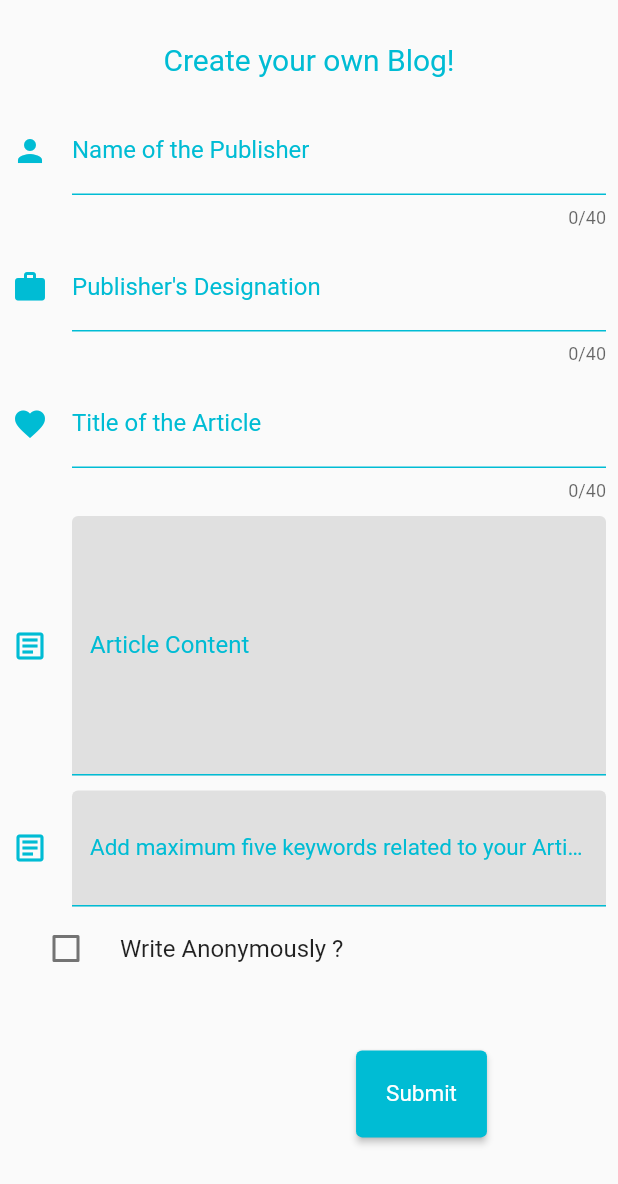
After one commit to KavyaKandhway/CoviCare, a Flutter app: the BlogForm screen opened directly, on a phone screen of 412 x 824 dp. The commit adds this screen. Shown: the top 1184 px of the screen. Run offline on Flutter 3.47's test engine with Material 2 defaults, Android fonts, the phone set to English and light mode, and no system bars; our stand-ins replace firebase_auth, firebase_core, google_sign_in; accounts and stored records are empty.

Commit message:
Blog Form

```diff
--- a/lib/screens/blogExtension.dart
+++ b/lib/screens/blogExtension.dart
@@ -1,6 +1,5 @@
 import 'dart:ui';
 
-import 'package:covicare/screens/medicine.dart';
 import 'package:flutter/material.dart';
 
 class BlogExtend extends StatefulWidget {
--- /dev/null
+++ b/lib/screens/blogForm.dart
@@ -0,0 +1,207 @@
+import 'package:flutter/cupertino.dart';
+import 'package:flutter/material.dart';
+
+class BlogForm extends StatefulWidget {
+  @override
+  _BlogFormState createState() => _BlogFormState();
+}
+
+class _BlogFormState extends State<BlogForm> {
+
+  final _blogFormKey = GlobalKey<FormState>();
+
+  TextEditingController name = TextEditingController();
+  TextEditingController designation = TextEditingController();
+  TextEditingController title = TextEditingController();
+  TextEditingController content = TextEditingController();
+  TextEditingController tags = TextEditingController();
+  String anoy="";
+  bool fame=false;
+
+  @override
+  Widget build(BuildContext context) {
+    return SafeArea(
+      child: Scaffold(
+        body: SingleChildScrollView(
+          scrollDirection: Axis.vertical,
+          child: Padding(
+            padding: const EdgeInsets.all(8.0),
+            child: Column(
+              children: [
+                SizedBox(
+                  height: 20.0,
+                ),
+                Text(
+                  "Create your own Blog!",
+                  textAlign: TextAlign.center,
+                  style: TextStyle(fontSize: 20, color: Colors.cyan),
+                ),
+                SizedBox(
+                  height: 20.0,
+                ),
+                //Name Field
+
+                TextFormField(
+                  controller: name,
+                  maxLength: 40,
+                  decoration: InputDecoration(
+                    icon: Icon(Icons.person, color: Colors.cyan,),
+                    labelText: 'Name of the Publisher',
+                    labelStyle: TextStyle(
+                      color: Colors.cyan,
+                    ),
+
+                    //DesignationField
+
+                    enabledBorder: UnderlineInputBorder(
+                      borderSide: BorderSide(color: Colors.cyan),
+                    ),
+                    focusedBorder:OutlineInputBorder(
+                      borderRadius: BorderRadius.all(Radius.circular(10)),
+                      borderSide: BorderSide(color: Colors.cyan, width: 3.0),
+                    ),
+                  ),
+                ),
+                SizedBox(
+                  height: 10.0,
+                ),
+
+                // Designation Field
+
+                TextFormField(
+                  controller: designation,
+                  maxLength: 40,
+                  decoration: InputDecoration(
+                    icon: Icon(Icons.work, color: Colors.cyan,),
+                    labelText: "Publisher's Designation",
+                    labelStyle: TextStyle(
+                      color: Colors.cyan,
+                    ),
+
+                    enabledBorder: UnderlineInputBorder(
+                      borderSide: BorderSide(color: Colors.cyan),
+                    ),
+                    focusedBorder:OutlineInputBorder(
+                      borderRadius: BorderRadius.all(Radius.circular(10)),
+                      borderSide: BorderSide(color: Colors.cyan, width: 3.0),
+                    ),
+                  ),
+                ),
+                SizedBox(
+                  height: 10.0,
+                ),
+
+                // Title field
+
+                TextFormField(
+                  controller: title,
+                  maxLength: 40,
+
+                  decoration: InputDecoration(
+                    icon: Icon(Icons.favorite, color: Colors.cyan),
+                    labelText: 'Title of the Article',
+                    labelStyle: TextStyle(
+                      color: Colors.cyan,
+                    ),
+
+                    enabledBorder: UnderlineInputBorder(
+                      borderSide: BorderSide(color: Colors.cyan),
+                    ),
+                    focusedBorder:OutlineInputBorder(
+                      borderRadius: BorderRadius.all(Radius.circular(10)),
+                      borderSide: BorderSide(color: Colors.cyan, width: 3.0),
+                    ),
+                  ),
+                ),
+                SizedBox(
+                  height: 10.0,
+                ),
+
+              //  Content Field
+
+                TextFormField(
+                  controller: content,
+                  keyboardType: TextInputType.multiline,
+                  minLines: 7,
+                  maxLines: 10,
+                  decoration: InputDecoration(
+                    icon: Icon(Icons.article_outlined, color: Colors.cyan),
+                    fillColor: Colors.grey[300],
+                    filled: true,
+                    labelText: 'Article Content',
+                    labelStyle: TextStyle(
+                      color: Colors.cyan,
+                    ),
+
+                    enabledBorder: UnderlineInputBorder(
+                      borderSide: BorderSide(color: Colors.cyan),
+                    ),
+                    focusedBorder:OutlineInputBorder(
+                      borderRadius: BorderRadius.all(Radius.circular(10)),
+                      borderSide: BorderSide(color: Colors.cyan, width: 3.0),
+                    ),
+                  ),
+                ),
+                SizedBox(
+                  height: 10.0,
+                ),
+                TextFormField(
+                  controller: tags,
+                  keyboardType: TextInputType.multiline,
+                  minLines: 2,
+                  maxLines: 3,
+                  decoration: InputDecoration(
+                    icon: Icon(Icons.article_outlined, color: Colors.cyan,),
+                    fillColor: Colors.grey[300],
+                    filled: true,
+                    labelText: 'Add maximum five keywords related to your Article',
+                    labelStyle: TextStyle(
+                      fontSize: 15,
+                      color: Colors.cyan,
+                    ),
+
+                    enabledBorder: UnderlineInputBorder(
+                      borderSide: BorderSide(color: Colors.cyan),
+                    ),
+                    focusedBorder:OutlineInputBorder(
+                      borderRadius: BorderRadius.all(Radius.circular(10)),
+                      borderSide: BorderSide(color: Colors.cyan, width: 3.0),
+                    ),
+                  ),
+                ),
+                CheckboxListTile(
+                  title: Text("Write Anonymously ?"),
+                  tristate: true,
+                  value: fame,
+                  controlAffinity: ListTileControlAffinity.leading,
+                  onChanged: (bool value) {
+                    setState(() {
+                      fame = value;
+                    });
+                  },
+                ),
+                new Container(
+                    padding: const EdgeInsets.only(left: 150.0, top: 40.0),
+                    child: new ElevatedButton(
+                      child: const Text('Submit'),
+                      onPressed: () {
+                        // It returns true if the form is valid, otherwise returns false
+                        if (_blogFormKey.currentState.validate()) {
+                          var snackBar = SnackBar(content: Text('Processing Shit'));
+                          ScaffoldMessenger.of(context).showSnackBar(snackBar);
+                        }
+                      },
+                      style: ButtonStyle(
+                          backgroundColor: MaterialStateProperty.all(Colors.cyan),
+                          padding: MaterialStateProperty.all(EdgeInsets.all(20)),
+                          textStyle: MaterialStateProperty.all(TextStyle(fontSize: 15))),
+                      ),
+                ),
+              ],
+            ),
+          ),
+        ),
+      ),
+    );
+  }
+}
--- a/lib/screens/blogs.dart
+++ b/lib/screens/blogs.dart
@@ -1,5 +1,6 @@
 import 'dart:ui';
 import 'package:covicare/screens/blogExtension.dart';
+import 'package:covicare/screens/blogForm.dart';
 import 'package:flutter/material.dart';
 
 class Blog extends StatefulWidget {
```
